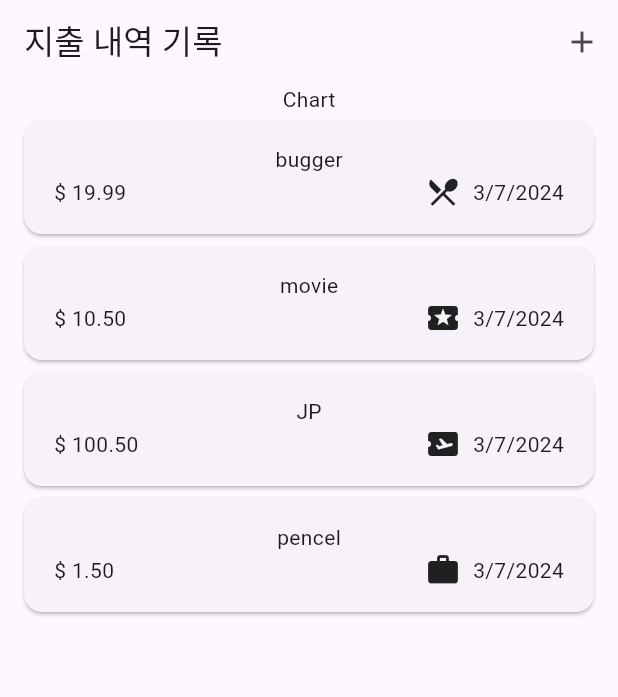
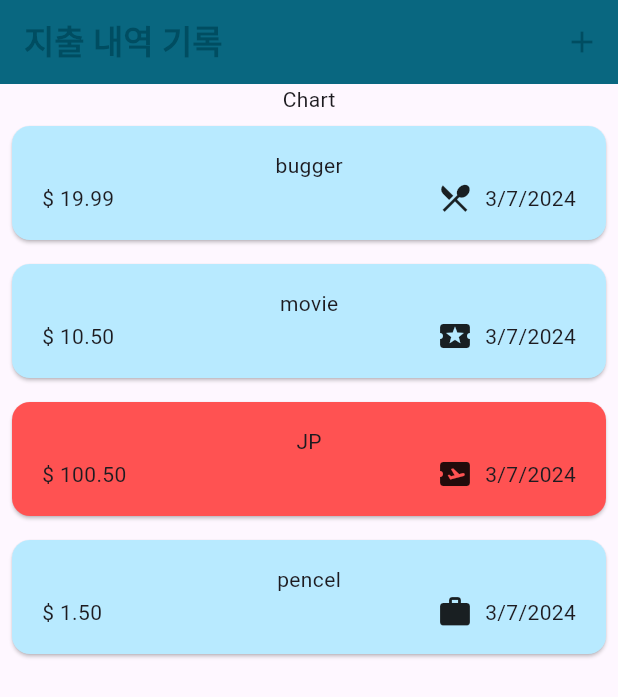
Before and after one commit to Shin-3117/Flutter-Study, a Flutter app: the screen it shows after launch, on a phone screen of 412 x 824 dp. Shown: the top 697 px of the screen. Run offline on Flutter 3.47's test engine with Material 3 defaults, Android fonts, the phone set to English and light mode, and no system bars; our stand-ins replace google_fonts.

Commit message:
Feat Theme, Dark Theme

```diff
--- a/activity_theming/lib/main.dart
+++ b/activity_theming/lib/main.dart
@@ -3,8 +3,16 @@ import 'package:flutter/material.dart';
 import 'package:activity_theming/widgets/expenses.dart';
 
 void main() {
-  runApp(MyApp());
+  runApp(const MyApp());
 }
+
+var kColorScheme = ColorScheme.fromSeed(
+  seedColor: const Color.fromRGBO(104, 216, 255, 100),
+);
+
+var kDarkColorScheme = ColorScheme.fromSeed(
+  seedColor: const Color.fromRGBO(76, 175, 245, 100),
+);
 
 class MyApp extends StatelessWidget {
   const MyApp({super.key});
@@ -12,8 +20,52 @@ class MyApp extends StatelessWidget {
   @override
   Widget build(BuildContext context) {
     return MaterialApp(
-      theme: ThemeData(useMaterial3: true),
+      theme: ThemeData().copyWith(
+        colorScheme: kColorScheme,
+        appBarTheme: const AppBarTheme().copyWith(
+          backgroundColor: kColorScheme.primary,
+          foregroundColor: kColorScheme.onPrimaryContainer,
+        ),
+        cardTheme: CardTheme(
+          color: kColorScheme.primaryContainer,
+        ),
+        elevatedButtonTheme: ElevatedButtonThemeData(
+          style: ElevatedButton.styleFrom(
+            backgroundColor: kColorScheme.primaryContainer,
+          ),
+        ),
+        textTheme: ThemeData().textTheme.copyWith(
+              titleLarge: TextStyle(fontWeight: FontWeight.bold),
+            ),
+      ),
+      darkTheme: ThemeData.dark().copyWith(
+        colorScheme: kDarkColorScheme,
+        appBarTheme: const AppBarTheme().copyWith(
+          backgroundColor: kColorScheme.primary,
+          foregroundColor: kColorScheme.onPrimaryContainer,
+        ),
+        cardTheme: CardTheme(
+          color: kColorScheme.primaryContainer,
+        ),
+        elevatedButtonTheme: ElevatedButtonThemeData(
+          style: ElevatedButton.styleFrom(
+            backgroundColor: kColorScheme.primaryContainer,
+          ),
+        ),
+        textTheme: ThemeData().textTheme.copyWith(
+              titleLarge: TextStyle(fontWeight: FontWeight.bold),
+            ),
+        iconTheme: const IconThemeData().copyWith(color: Colors.black),
+      ),
       home: const Expenses(),
     );
   }
 }
+
+/*
+ThemeData.dark().copyWith( // dark() no longer takes any arguments
+  useMaterial3: true,
+  colorScheme: kColorScheme,
+  cardTheme: ...
+)
+ */
--- a/activity_theming/lib/widgets/expenses_list/expenses_item.dart
+++ b/activity_theming/lib/widgets/expenses_list/expenses_item.dart
@@ -1,3 +1,4 @@
+import 'package:activity_theming/main.dart';
 import 'package:activity_theming/models/expense.dart';
 import 'package:flutter/material.dart';
 
@@ -8,8 +9,11 @@ class ExpensesItem extends StatelessWidget {
 
   @override
   Widget build(BuildContext context) {
+    final isOverExpense = expense.amount > 100;
+
     return Card(
-      margin: const EdgeInsets.symmetric(horizontal: 16, vertical: 4),
+      color: isOverExpense ? Colors.redAccent[200] : null,
+      margin: const EdgeInsets.all(0),
       child: Padding(
         padding: const EdgeInsets.symmetric(horizontal: 20, vertical: 16),
         child: Column(
--- a/activity_theming/lib/widgets/expenses_list/expenses_list.dart
+++ b/activity_theming/lib/widgets/expenses_list/expenses_list.dart
@@ -15,12 +15,24 @@ class ExpensesList extends StatelessWidget {
   Widget build(BuildContext context) {
     // scroll 최적화
     return ListView.builder(
-        itemCount: expenses.length,
-        itemBuilder: (ctx, index) => Dismissible(
-            key: ValueKey(expenses[index]), //
-            onDismissed: (direction) {
-              onRemoveExpense(expenses[index]);
-            },
-            child: ExpensesItem(expenses[index])));
+      itemCount: expenses.length,
+      itemBuilder: (ctx, index) => Padding(
+        padding: const EdgeInsets.symmetric(vertical: 8.0, horizontal: 8.0),
+        child: Dismissible(
+          background: Container(
+            color: Theme.of(context).colorScheme.error,
+            alignment: Alignment.center,
+          ),
+          // secondaryBackground: Container(
+          //   color: Colors.green,
+          // ),
+          key: ValueKey(expenses[index]), //
+          onDismissed: (direction) {
+            onRemoveExpense(expenses[index]);
+          },
+          child: ExpensesItem(expenses[index]),
+        ),
+      ),
+    );
   }
 }
```
Also changed, not shown: 1 other file.
